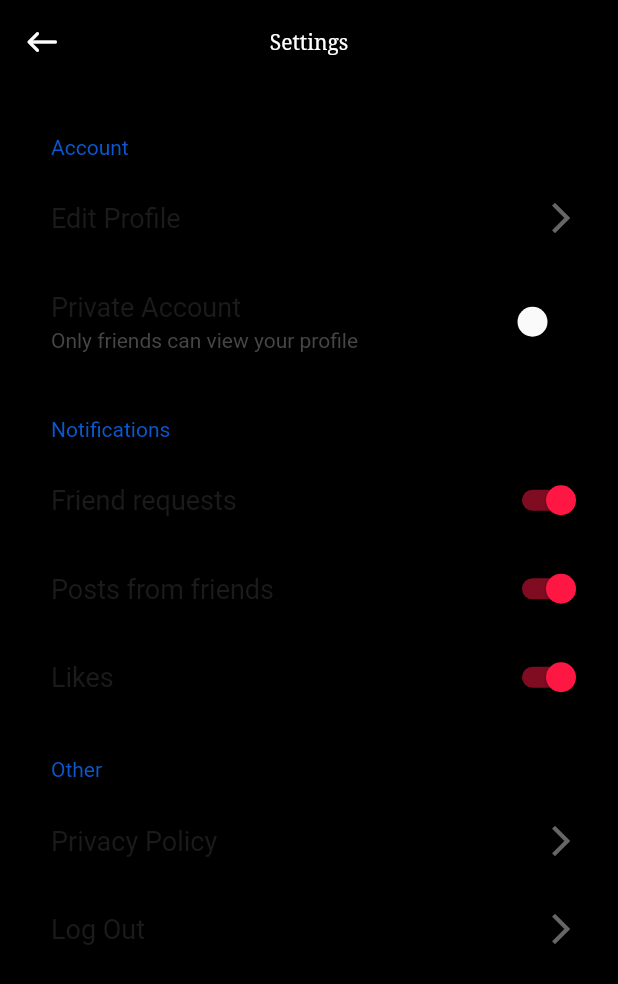
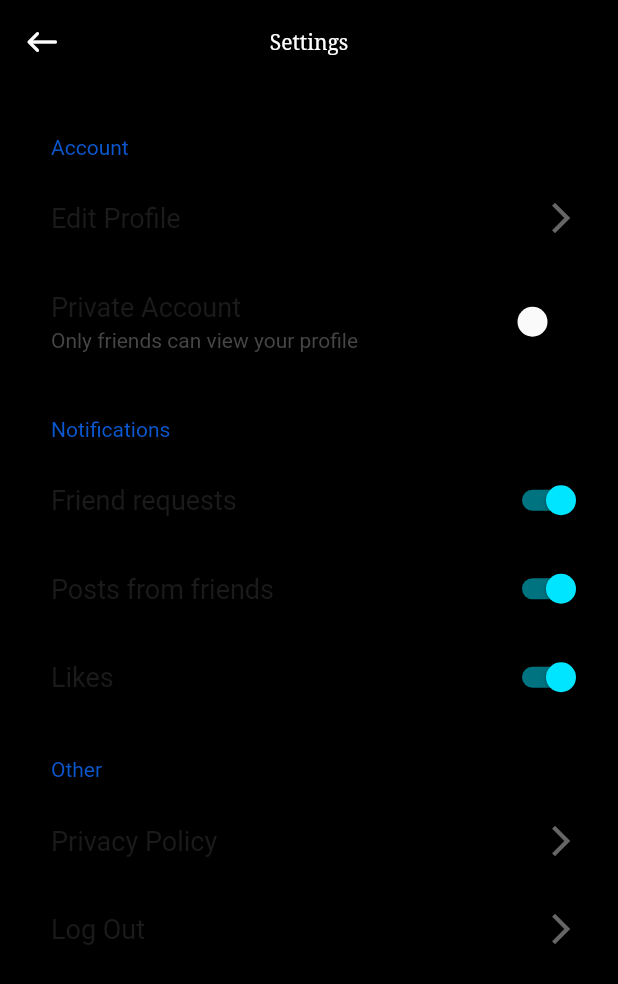
Before and after one commit to spencejax21/harp, a Flutter app: the screen it shows after launch, item 3 of the bottom bar chosen, after a tap on the "settings" icon, on a phone screen of 412 x 824 dp. Shown: the top 984 px of the screen. Run offline on Flutter 3.47's test engine with Material 2 defaults, Android fonts, the phone set to English and light mode, and no system bars; drawn by our look-alikes of settings_ui.

Commit message:
Add cards, change colors

```diff
--- a/lib/main.dart
+++ b/lib/main.dart
@@ -17,7 +17,8 @@ class MyApp extends StatelessWidget {
       home: Home(title: 'harp'),
       theme: new ThemeData(
           scaffoldBackgroundColor: Styles.backgroundColor,
-          accentColor: Styles.secondaryColor),
+          accentColor: Styles.secondaryColor,
+      ),
     );
   }
 }
--- /dev/null
+++ b/lib/post.dart
@@ -0,0 +1,36 @@
+import 'package:flutter/material.dart';
+import 'package:music_app/styles.dart';
+import 'package:flutter/cupertino.dart';
+
+class Post extends StatefulWidget {
+  String _song;
+
+  Post(String songName) {
+    this._song = songName;
+  }
+  @override
+  _PostState createState() => _PostState();
+}
+
+class _PostState extends State<Post> {
+  @override
+  Widget build(BuildContext context) {
+    return Material(
+      //elevation: 10,
+      child: Container(
+        child: Container(
+          decoration: BoxDecoration(
+            border: Border.all(
+              color: Colors.transparent
+            ),
+            color: Styles.postColor,
+            borderRadius: BorderRadius.circular(10),
+          ),
+          child: Text(this.widget._song),
+          height: 250
+        ),
+        color: Styles.backgroundColor
+      )
+    );
+  }
+}
--- a/lib/screens/bodies/feedbody.dart
+++ b/lib/screens/bodies/feedbody.dart
@@ -1,28 +1,28 @@
 import 'package:flutter/material.dart';
 import 'package:music_app/styles.dart';
 import 'package:flutter/cupertino.dart';
+import 'package:music_app/post.dart';
 
-class FeedBody extends StatelessWidget {
+class FeedBody extends StatefulWidget {
+  final List _posts = ['Through the Wire', 'Runaway', 'Heartless'];
+
+  _FeedBodyState createState() => _FeedBodyState();
+
+}
+
+class _FeedBodyState extends State<FeedBody> {
+
   @override
   Widget build(BuildContext context) {
     return ListView.separated(
+        padding: EdgeInsets.all(10),
         scrollDirection: Axis.vertical,
         separatorBuilder: (BuildContext context, int index) => Divider(),
         physics: ClampingScrollPhysics(),
-        itemCount: 3,
+        itemCount: this.widget._posts.length,
         itemBuilder: (BuildContext context, int index) {
-          return Post();
+          return Post(this.widget._posts[index]);
         });
   }
+
 }
-
-class Post extends StatelessWidget {
-  @override
-  Widget build(BuildContext context) {
-    return Container(
-        child: Center(
-            child: Card(
-      elevation: 10,
-    )));
-  }
-}
--- a/lib/screens/bodies/searchbody.dart
+++ b/lib/screens/bodies/searchbody.dart
@@ -10,12 +10,12 @@ class SearchBody extends StatelessWidget {
           children: [
             Icon(
               Icons.search,
-              color: Colors.white.withOpacity(0.2),
+              color: Colors.white.withOpacity(0.3),
               size: 50,
             ),
             Text(
               'Search for a \nsong, album, \nor user',
-              style: TextStyle(color: Colors.white.withOpacity(0.2), fontSize: 20),
+              style: TextStyle(color: Colors.white.withOpacity(0.3), fontSize: 20),
               textAlign: TextAlign.center,
             ),
           ],
--- a/lib/screens/settings.dart
+++ b/lib/screens/settings.dart
@@ -130,7 +130,7 @@ class _SettingsState extends State<Settings> {
                     ),
                     SettingsTile(
                       title: 'Log Out',
-                      titleTextStyle: TextStyle(color: Styles.secondaryColor),
+                      titleTextStyle: TextStyle(color: Colors.red),
                       onPressed: (BuildContext context) {},
                       trailing: Icon(Icons.arrow_forward_ios,
                           color: Colors.white.withOpacity(0.4)),
--- a/lib/styles.dart
+++ b/lib/styles.dart
@@ -2,5 +2,6 @@ import 'package:flutter/material.dart';
 
 class Styles {
   static Color backgroundColor = Colors.black;
-  static Color secondaryColor = Colors.redAccent[400];
+  static Color postColor = Colors.white.withOpacity(0.07);
+  static Color secondaryColor = Colors.cyanAccent[400];
 }
```
